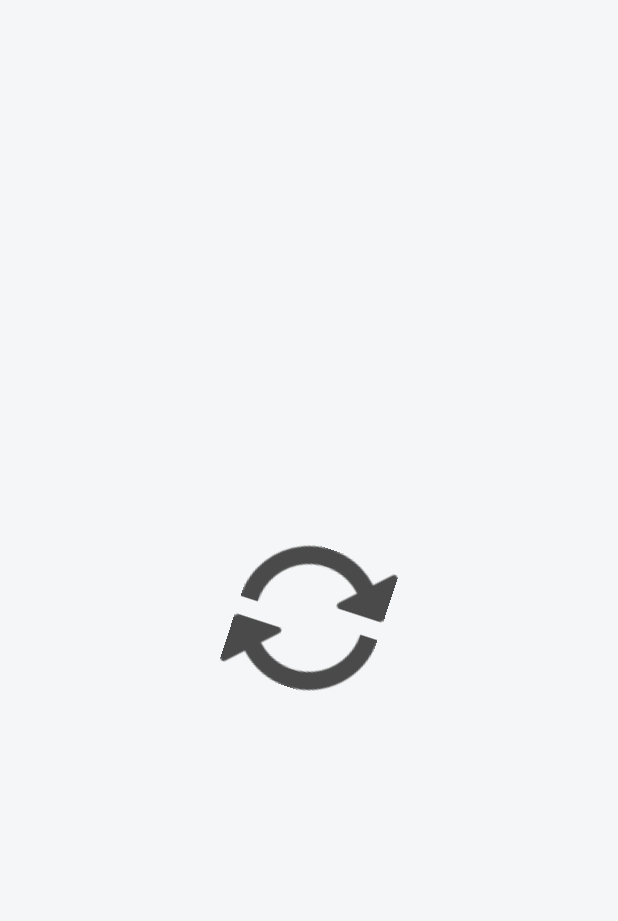
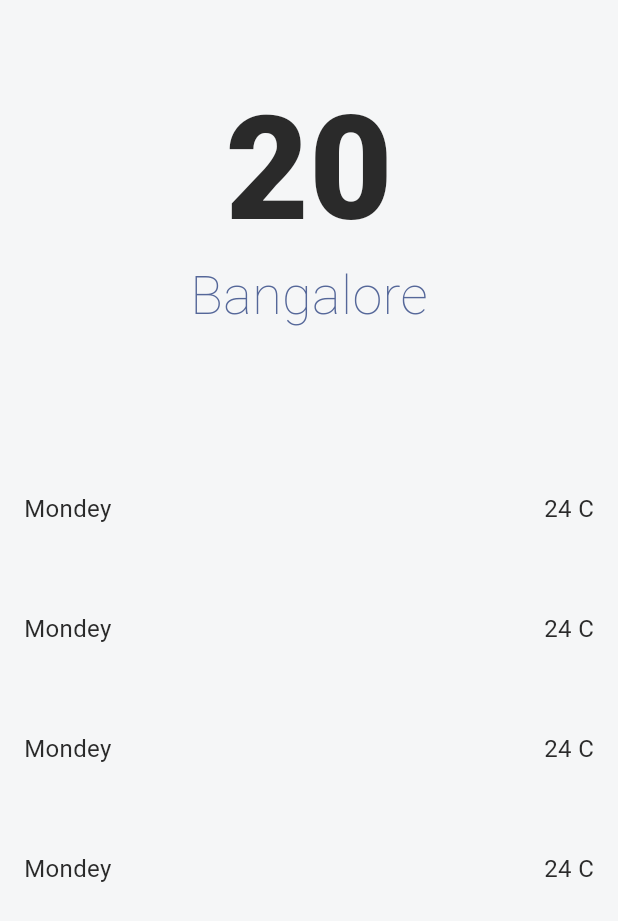
Before and after one commit to mankiet208/weather_demo, a Flutter app: the screen it shows after launch, on a phone screen of 412 x 824 dp. Shown: the top 921 px of the screen. Run offline on Flutter 3.47's test engine with Material 3 defaults, Android fonts, the phone set to English and light mode, and no system bars; our stand-ins replace flutter_dotenv; generated files the repository leaves out were written again.

Commit message:
Add WeatherScreen UI

```diff
--- a/lib/main.dart
+++ b/lib/main.dart
@@ -2,7 +2,7 @@
 import 'package:flutter_dotenv/flutter_dotenv.dart';
 import 'package:weather_demo/ui/core/themes/theme.dart';
 import 'package:flutter_gen/gen_l10n/app_localizations.dart';
-import 'package:weather_demo/ui/core/widgets/loading_widget.dart';
+import 'package:weather_demo/ui/home/weather_screen.dart';
 
 void main() async {
   await dotenv.load(fileName: ".env");
@@ -21,25 +21,7 @@
       theme: AppTheme.lightTheme,
       darkTheme: AppTheme.darkTheme,
       themeMode: ThemeMode.system,
-      home: MyHomePage(),
+      home: WeatherScreen(),
     );
   }
 }
-
-class MyHomePage extends StatefulWidget {
-  const MyHomePage({super.key});
-
-  @override
-  State<MyHomePage> createState() => _MyHomePageState();
-}
-
-class _MyHomePageState extends State<MyHomePage> {
-  @override
-  Widget build(BuildContext context) {
-    return Scaffold(
-      body: Center(
-        child: LoadingWidget(),
-      ),
-    );
-  }
-}
--- /dev/null
+++ b/lib/ui/home/weather_screen.dart
@@ -0,0 +1,39 @@
+import 'package:flutter/material.dart';
+import 'package:weather_demo/ui/home/widgets/weather_header.dart';
+import 'package:weather_demo/ui/home/widgets/weather_row.dart';
+import 'package:weather_demo/utils/extensions/context_extension.dart';
+
+class WeatherScreen extends StatefulWidget {
+  const WeatherScreen({super.key});
+
+  @override
+  State<WeatherScreen> createState() => _WeatherScreenState();
+}
+
+class _WeatherScreenState extends State<WeatherScreen> {
+  @override
+  Widget build(BuildContext context) {
+    return Scaffold(
+      backgroundColor: context.colorScheme.surface,
+      body: SafeArea(
+        child: Column(
+          crossAxisAlignment: CrossAxisAlignment.stretch,
+          children: [
+            WeatherHeader(),
+            const SizedBox(height: 16),
+            Expanded(
+              child: ListView(
+                children: [
+                  WeatherRow(),
+                  WeatherRow(),
+                  WeatherRow(),
+                  WeatherRow(),
+                ],
+              ),
+            )
+          ],
+        ),
+      ),
+    );
+  }
+}
--- /dev/null
+++ b/lib/ui/home/widgets/weather_header.dart
@@ -0,0 +1,35 @@
+import 'package:flutter/material.dart';
+import 'package:weather_demo/ui/core/themes/colors.dart';
+import 'package:weather_demo/utils/extensions/context_extension.dart';
+
+class WeatherHeader extends StatelessWidget {
+  const WeatherHeader({super.key});
+
+  @override
+  Widget build(BuildContext context) {
+    return Column(
+      children: [
+        const SizedBox(height: 56),
+        Text(
+          '20',
+          style: TextStyle(
+            color: context.colorScheme.onSurface,
+            fontSize: 96,
+            fontWeight: FontWeight.w900,
+            height: 1.2,
+          ),
+        ),
+        Text(
+          'Bangalore',
+          style: TextStyle(
+            color: AppColors.blue1,
+            fontSize: 36,
+            fontWeight: FontWeight.w100,
+            height: 1.4,
+          ),
+        ),
+        const SizedBox(height: 62),
+      ],
+    );
+  }
+}
--- /dev/null
+++ b/lib/ui/home/widgets/weather_row.dart
@@ -0,0 +1,38 @@
+import 'package:flutter/material.dart';
+import 'package:weather_demo/ui/core/themes/dimens.dart';
+import 'package:weather_demo/utils/extensions/context_extension.dart';
+
+class WeatherRow extends StatelessWidget {
+  const WeatherRow({super.key});
+
+  @override
+  Widget build(BuildContext context) {
+    return Container(
+      height: 80,
+      padding: EdgeInsets.symmetric(
+        horizontal: Dimensions.padding,
+      ),
+      child: Row(
+        children: [
+          Text(
+            'Mondey',
+            style: TextStyle(
+              color: context.colorScheme.onSurface,
+              fontSize: 16,
+              height: 1.2,
+            ),
+          ),
+          Spacer(),
+          Text(
+            '24 C',
+            style: TextStyle(
+              color: context.colorScheme.onSurface,
+              fontSize: 16,
+              height: 1.2,
+            ),
+          ),
+        ],
+      ),
+    );
+  }
+}
```
